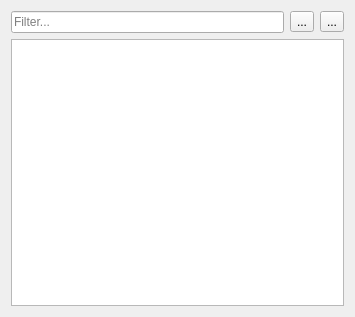
Above: BleachUI/CoreView/InventoryWidget.ui from fatehmtd/RequestFlow before the change. Below: the same form after it.
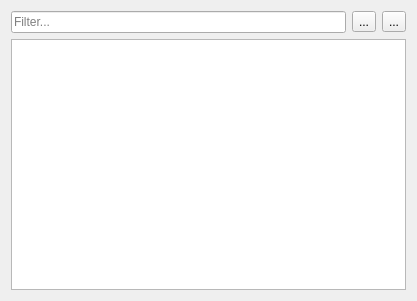
That is the form after the change.

```diff
--- a/BleachUI/CoreView/InventoryWidget.ui
+++ b/BleachUI/CoreView/InventoryWidget.ui
@@ -6,10 +6,16 @@
    <rect>
     <x>0</x>
     <y>0</y>
-    <width>355</width>
-    <height>317</height>
+    <width>417</width>
+    <height>301</height>
    </rect>
   </property>
+  <property name="minimumSize">
+   <size>
+    <width>417</width>
+    <height>301</height>
+   </size>
+  </property>
   <property name="windowTitle">
    <string>InventoryWidget</string>
   </property>
@@ -36,7 +42,20 @@
     </widget>
    </item>
    <item row="1" column="0" colspan="3">
-    <widget class="QTreeView" name="treeView"/>
+    <widget class="QTreeView" name="treeView">
+     <property name="alternatingRowColors">
+      <bool>true</bool>
+     </property>
+     <attribute name="headerCascadingSectionResizes">
+      <bool>true</bool>
+     </attribute>
+     <attribute name="headerMinimumSectionSize">
+      <number>200</number>
+     </attribute>
+     <attribute name="headerDefaultSectionSize">
+      <number>200</number>
+     </attribute>
+    </widget>
    </item>
   </layout>
  </widget>
```
